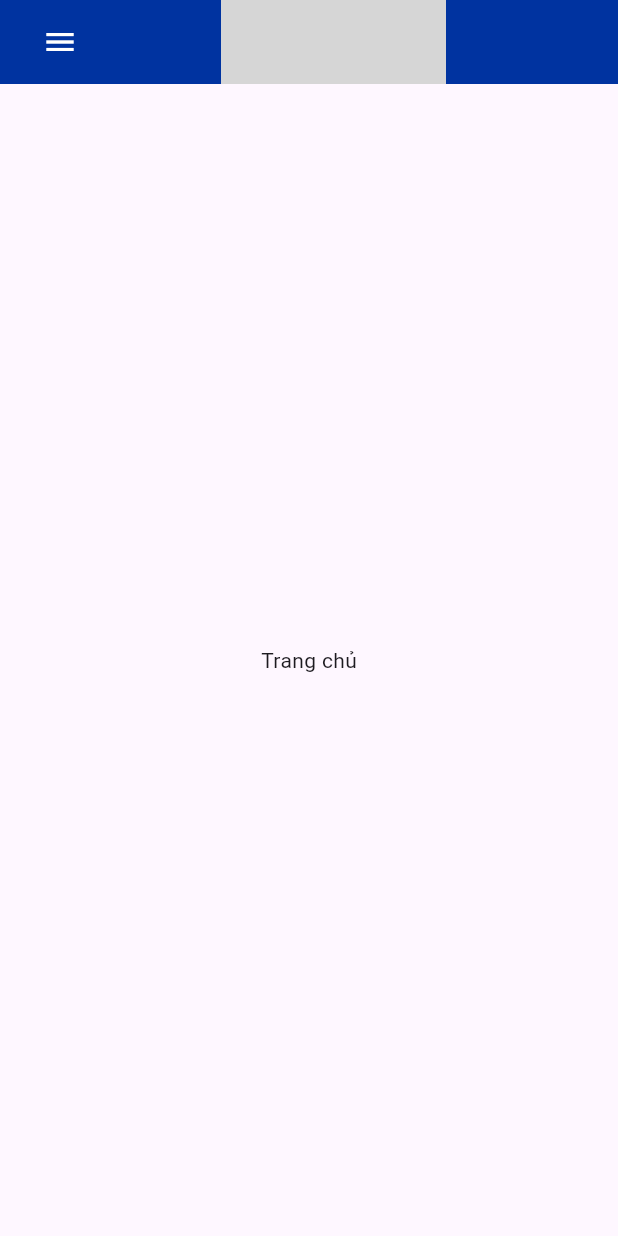
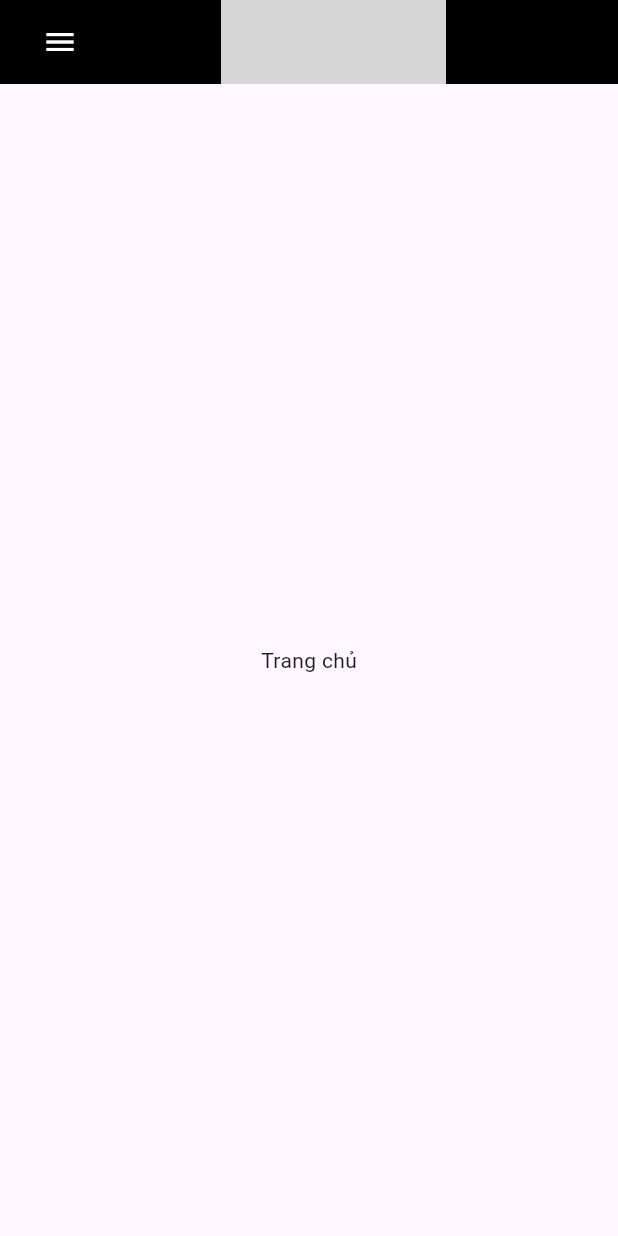
Before and after one commit to TuneDao/Booking-cinema, a Flutter app: the screen it shows after launch, on a phone screen of 412 x 824 dp. Run offline on Flutter 3.47's test engine with Material 3 defaults, Android fonts, the phone set to English and light mode, and no system bars; our stand-ins replace barcode_widget, buttons_tabbar, font_awesome_flutter, table_calendar; grey boxes are pictures that could not be loaded.

Commit message:
update_p7

```diff
--- a/lib/Screen/User/Home/home.dart
+++ b/lib/Screen/User/Home/home.dart
@@ -5,6 +5,7 @@
 import 'package:project_android/Screen/User/Tickets/buytickets.dart';
 import 'package:project_android/Screen/User/News/newspage.dart';
 import 'package:project_android/Screen/User/Profile/profile.dart';
+import 'package:project_android/config/const.dart';
 
 class HomePage extends StatefulWidget {
   const HomePage({Key? key}) : super(key: key);
@@ -53,7 +54,7 @@
       case 0:
         return AppBar(
           automaticallyImplyLeading: false,
-          backgroundColor: const Color.fromRGBO(0, 51, 160, 1),
+          backgroundColor: colorHome,
           elevation: 0,
           title: Row(
             children: [
@@ -84,7 +85,7 @@
       case 1:
         return AppBar(
           automaticallyImplyLeading: false,
-          backgroundColor: const Color.fromRGBO(0, 51, 160, 1),
+          backgroundColor: colorTheme,
           elevation: 0,
           title: Row(
             children: [
@@ -94,14 +95,7 @@
                   color: Colors.white,
                   onPressed: () => _scaffoldKey.currentState?.openDrawer(),
                 ),
-              const Text(
-                "Mua vé",
-                style: TextStyle(
-                  color: Colors.white,
-                  fontWeight: FontWeight.w500,
-                  wordSpacing: 5,
-                ),
-              ),
+              const Text("Mua vé", style: titleStyle),
               if (isLargeScreen) Expanded(child: _navBarItems()),
             ],
           ),
@@ -109,7 +103,7 @@
       case 2:
         return AppBar(
           automaticallyImplyLeading: false,
-          backgroundColor: const Color.fromRGBO(0, 51, 160, 1),
+          backgroundColor: colorTheme,
           elevation: 0,
           title: Row(
             children: [
@@ -119,13 +113,7 @@
                   color: Colors.white,
                   onPressed: () => _scaffoldKey.currentState?.openDrawer(),
                 ),
-              const Text(
-                "Tin mới & Ưu đãi",
-                style: TextStyle(
-                    color: Colors.white,
-                    fontWeight: FontWeight.w500,
-                    wordSpacing: 5),
-              ),
+              const Text("Tin mới & Ưu đãi", style: titleStyle),
               if (isLargeScreen) Expanded(child: _navBarItems()),
             ],
           ),
@@ -133,7 +121,7 @@
       case 3:
         return AppBar(
           automaticallyImplyLeading: false,
-          backgroundColor: const Color.fromRGBO(0, 51, 160, 1),
+          backgroundColor: colorTheme,
           elevation: 0,
           title: Row(
             children: [
@@ -143,14 +131,7 @@
                   color: Colors.white,
                   onPressed: () => _scaffoldKey.currentState?.openDrawer(),
                 ),
-              const Text(
-                "Thành viên",
-                style: TextStyle(
-                  color: Colors.white,
-                  fontWeight: FontWeight.w500,
-                  wordSpacing: 5,
-                ),
-              ),
+              const Text("Thành viên", style: titleStyle),
               if (isLargeScreen) Expanded(child: _navBarItems()),
             ],
           ),
@@ -158,7 +139,7 @@
       case 4:
         return AppBar(
           automaticallyImplyLeading: false,
-          backgroundColor: const Color.fromRGBO(0, 51, 160, 1),
+          backgroundColor: colorTheme,
           elevation: 0,
           title: Row(
             children: [
@@ -168,14 +149,7 @@
                   color: Colors.white,
                   onPressed: () => _scaffoldKey.currentState?.openDrawer(),
                 ),
-              const Text(
-                "Thông tin rạp",
-                style: TextStyle(
-                  color: Colors.white,
-                  fontWeight: FontWeight.w500,
-                  wordSpacing: 5,
-                ),
-              ),
+              const Text("Thông tin rạp", style: titleStyle),
               if (isLargeScreen) Expanded(child: _navBarItems()),
             ],
           ),
@@ -183,7 +157,7 @@
       case 5:
         return AppBar(
           automaticallyImplyLeading: false,
-          backgroundColor: const Color.fromRGBO(0, 51, 160, 1),
+          backgroundColor: colorTheme,
           elevation: 0,
           title: Row(
             children: [
@@ -193,14 +167,7 @@
                   color: Colors.white,
                   onPressed: () => _scaffoldKey.currentState?.openDrawer(),
                 ),
-              const Text(
-                "Thành viên",
-                style: TextStyle(
-                  color: Colors.white,
-                  fontWeight: FontWeight.w500,
-                  wordSpacing: 5,
-                ),
-              ),
+              const Text("Thành viên", style: titleStyle),
               if (isLargeScreen) Expanded(child: _navBarItems()),
             ],
           ),
@@ -208,7 +175,7 @@
       default:
         return AppBar(
           automaticallyImplyLeading: false,
-          backgroundColor: const Color.fromRGBO(0, 51, 160, 1),
+          backgroundColor: colorHome,
           elevation: 0,
           title: Row(
             children: [
@@ -280,7 +247,14 @@
       );
 
   Widget _drawer() => Drawer(
-        backgroundColor: const Color.fromARGB(255, 46, 46, 46),
+        child: Container(
+          decoration: const BoxDecoration(
+            gradient: LinearGradient(
+              colors: [colorTheme, colorTheme2],
+              begin: Alignment.topCenter,
+              end: Alignment.bottomCenter,
+            ),
+          ),
           child: Column(
             children: [
               // Avatar and User Info Section
@@ -314,7 +288,8 @@
                             SizedBox(width: 4),
                             Text(
                               'Member',
-                            style: TextStyle(color: Colors.white, fontSize: 14),
+                              style:
+                                  TextStyle(color: Colors.white, fontSize: 14),
                             ),
                           ],
                         ),
@@ -429,6 +404,7 @@
               ),
             ],
           ),
+        ),
       );
 }
 
--- a/lib/Screen/User/Tickets/buytickets.dart
+++ b/lib/Screen/User/Tickets/buytickets.dart
@@ -1,5 +1,6 @@
 import 'package:flutter/material.dart';
 import 'package:project_android/Screen/User/Tickets/filmwidget.dart';
+import 'package:project_android/config/const.dart';
 import 'package:table_calendar/table_calendar.dart';
 
 class TicketsScreen extends StatefulWidget {
@@ -39,8 +40,8 @@
       decoration: const BoxDecoration(
         gradient: LinearGradient(
           colors: [
-            Color.fromRGBO(0, 51, 160, 1),
-            Color.fromRGBO(0, 173, 239, 1),
+            colorTheme,
+            colorTheme2,
           ],
           begin: Alignment.topCenter,
           end: Alignment.bottomCenter,
--- a/lib/Screen/User/Tickets/filmbody.dart
+++ b/lib/Screen/User/Tickets/filmbody.dart
@@ -36,15 +36,14 @@
                 padding:
                     const EdgeInsets.symmetric(horizontal: 10, vertical: 5),
                 decoration: BoxDecoration(
-                  borderRadius: BorderRadius.circular(8), // Rounded corners
-                  color: const Color.fromRGBO(
-                      0, 173, 239, 1), // Background color of the box
-                ),
+                    borderRadius: BorderRadius.circular(8), // Rounded corners
+                    color: colorTheme2 // Background color of the box
+                    ),
                 child: Text(
                   itemFilm.category ?? '',
                   style: const TextStyle(
                     fontSize: 14,
-                    color: Colors.black,
+                    color: Colors.white,
                   ),
                 ),
               ),
@@ -53,10 +52,9 @@
                 padding:
                     const EdgeInsets.symmetric(horizontal: 10, vertical: 5),
                 decoration: BoxDecoration(
-                  borderRadius: BorderRadius.circular(8), // Rounded corners
-                  color: const Color.fromRGBO(
-                      0, 51, 160, 1), // Background color of the box
-                ),
+                    borderRadius: BorderRadius.circular(8), // Rounded corners
+                    color: colorHome // Background color of the box
+                    ),
                 child: Text(
                   itemFilm.time ?? '',
                   style: const TextStyle(
--- a/lib/config/const.dart
+++ b/lib/config/const.dart
@@ -1 +1,11 @@
+import 'package:flutter/widgets.dart';
+
 const urlimg = "assets/images/";
+const titleStyle = TextStyle(
+  color: Color.fromRGBO(255, 255, 255, 1),
+  fontWeight: FontWeight.w500,
+  wordSpacing: 5,
+);
+const colorTheme = Color.fromRGBO(121, 0, 0, 1);
+const colorHome = Color.fromRGBO(0, 0, 0, 1);
+const colorTheme2 = Color.fromRGBO(210, 117, 117, 1);
```
Also changed, not shown: pubspec.yaml (+8 -1 lines), pubspec.lock, 5 other files. Lines whose indentation alone changed are shown as unchanged.
